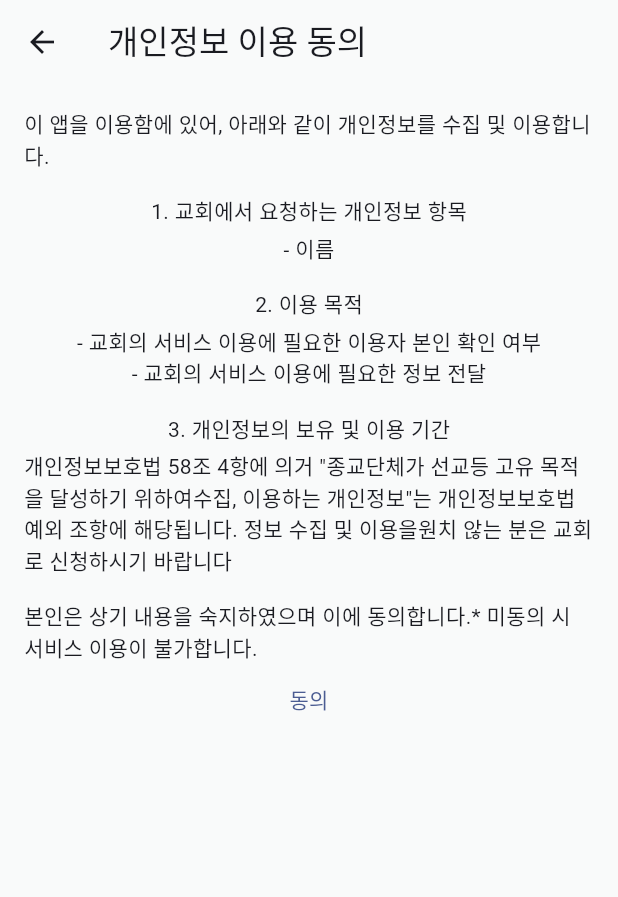
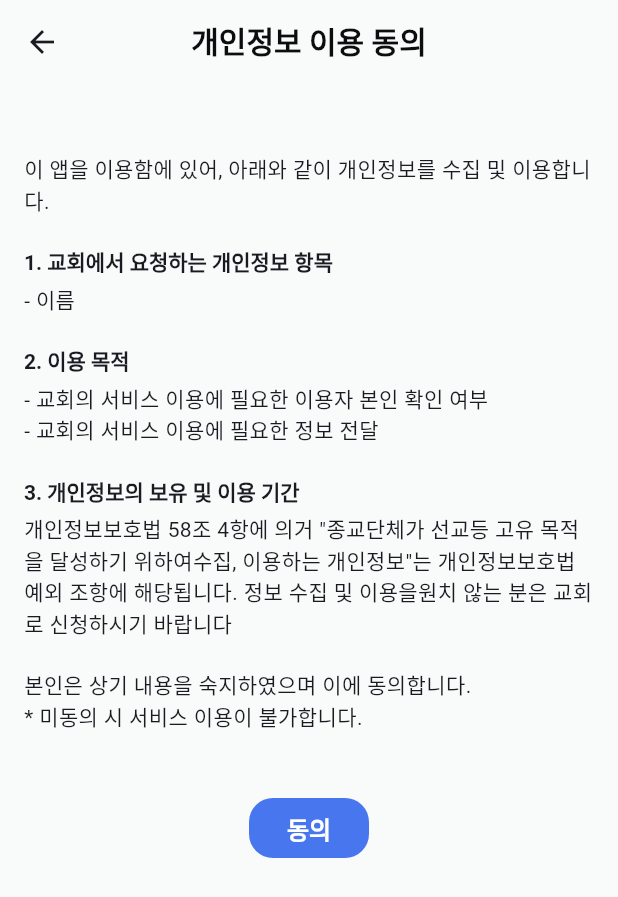
Before and after one commit to wondo8449/theone, a Flutter app: the AcceptedPage screen opened by its route, on a phone screen of 412 x 824 dp. Shown: the top 897 px of the screen. Run offline on Flutter 3.47's test engine with Material 3 defaults, Android fonts, the phone set to English and light mode, and no system bars; our stand-ins replace flutter_riverpod, flutter_secure_storage, jwt_decoder; accounts and stored records are empty; Roboto replaces fonts that are missing (Pretendard).

Commit message:
개인정보 완료, 권한 분리

```diff
--- a/lib/features/auth/data/auth_api.dart
+++ b/lib/features/auth/data/auth_api.dart
@@ -37,7 +37,7 @@ class AuthApi {
   }
 
   Future<void> accept() async {
-    final responseRaw = await apiClient.request('GET', '/user/terms', {'isAccepted': true});
+    final responseRaw = await apiClient.request('POST', '/user/terms', {'isAccepted': true});
     if(responseRaw.statusCode != 200) {
       throw Exception('동의 실패');
     }
--- a/lib/features/auth/presentation/accepted_page.dart
+++ b/lib/features/auth/presentation/accepted_page.dart
@@ -5,6 +5,8 @@ import 'package:theone/core/constants/app_spacing.dart';
 import 'package:theone/core/constants/app_typography.dart';
 import 'package:theone/features/auth/provider/auth_provider.dart';
 import 'package:theone/features/auth/data/auth_api.dart';
+
+import '../../../core/constants/app_border_radius.dart';
 
 class AcceptedPage extends ConsumerStatefulWidget {
   @override
@@ -35,39 +37,69 @@ class _AcceptedPageState extends ConsumerState<AcceptedPage> {
   @override
   Widget build(BuildContext context) {
     return Scaffold(
-      appBar: AppBar(title: Text('개인정보 이용 동의')),
+      appBar: AppBar(title: Text('개인정보 이용 동의', style: AppTypography.headline3.copyWith(color: AppColors.grayScale_950)), centerTitle: true),
       body: Padding(
         padding: AppSpacing.medium16,
         child: Column(
           mainAxisAlignment: MainAxisAlignment.start,
+          crossAxisAlignment: CrossAxisAlignment.start,
           children: [
-              Text('이 앱을 이용함에 있어, 아래와 같이 개인정보를 수집 및 이용합니다.'),
-              SizedBox(height: 16),
-              Text('1. 교회에서 요청하는 개인정보 항목'),
+            SizedBox(height: 30),
+            Text(
+              '이 앱을 이용함에 있어, 아래와 같이 개인정보를 수집 및 이용합니다.'
+            ),
+            SizedBox(height: 20),
+            Text(
+              '1. 교회에서 요청하는 개인정보 항목', style: AppTypography.headline6
+            ),
             SizedBox(height: 4),
-              Text('- 이름'),
-              SizedBox(height: 16),
-              Text('2. 이용 목적'),
+            Text(
+              '- 이름'
+            ),
+            SizedBox(height: 20),
+            Text(
+              '2. 이용 목적', style: AppTypography.headline6
+            ),
             SizedBox(height: 4),
-              Text('- 교회의 서비스 이용에 필요한 이용자 본인 확인 여부'),
-              Text('- 교회의 서비스 이용에 필요한 정보 전달'),
-              SizedBox(height: 16),
-              Text('3. 개인정보의 보유 및 이용 기간'),
+            Text(
+              '- 교회의 서비스 이용에 필요한 이용자 본인 확인 여부 \n'
+              '- 교회의 서비스 이용에 필요한 정보 전달'
+            ),
+            SizedBox(height: 20),
+            Text(
+              '3. 개인정보의 보유 및 이용 기간', style: AppTypography.headline6
+            ),
             SizedBox(height: 4),
-              Text('개인정보보호법 58조 4항에 의거 "종교단체가 선교등 고유 목적을 달성하기 위하여'
+            Text(
+              '개인정보보호법 58조 4항에 의거 "종교단체가 선교등 고유 목적을 달성하기 위하여'
               '수집, 이용하는 개인정보"는 개인정보보호법 예외 조항에 해당됩니다. 정보 수집 및 이용을'
-                  '원치 않는 분은 교회로 신청하시기 바랍니다'),
-              SizedBox(height: 16),
-              Text('본인은 상기 내용을 숙지하였으며 이에 동의합니다.'
-                  '* 미동의 시 서비스 이용이 불가합니다.'),
+              '원치 않는 분은 교회로 신청하시기 바랍니다'
+            ),
+            SizedBox(height: 20),
+            Text(
+              '본인은 상기 내용을 숙지하였으며 이에 동의합니다. \n'
+              '* 미동의 시 서비스 이용이 불가합니다.'
+            ),
+            SizedBox(height: 40),
+            Row(
+              mainAxisAlignment: MainAxisAlignment.center,
+              children: [
                 TextButton(
                   onPressed: _handleAccept,
-                  child: Text('동의')
-              )
+                  style: ButtonStyle(
+                    backgroundColor: WidgetStateProperty.all<Color>(AppColors.primary_450),
+                    minimumSize: WidgetStateProperty.all<Size>(Size(80, 40)),
+                    shape: WidgetStateProperty.all<RoundedRectangleBorder>(
+                      RoundedRectangleBorder(borderRadius: AppBorderRadius.medium16),
+                    ),
+                  ),
+                  child: Text('동의', style: AppTypography.buttonLabelMedium.copyWith(color: Colors.white)),
+                ),
               ],
-          )
+            ),
+          ],
+        ),
       ),
     );
   }
-
 }
--- a/lib/features/auth/presentation/login_page.dart
+++ b/lib/features/auth/presentation/login_page.dart
@@ -2,6 +2,9 @@ import 'package:flutter/material.dart';
 import 'package:flutter_riverpod/flutter_riverpod.dart';
 import 'package:theone/features/auth/provider/auth_provider.dart';
 import 'package:theone/features/auth/data/auth_api.dart';
+
+import '../../../core/constants/app_colors.dart';
+import '../../../core/constants/app_typography.dart';
 
 class LoginPage extends ConsumerStatefulWidget {
   @override
@@ -46,7 +49,7 @@ class _LoginPageState extends ConsumerState<LoginPage> {
   @override
   Widget build(BuildContext context) {
     return Scaffold(
-      appBar: AppBar(title: Text('로그인')),
+      appBar: AppBar(title: Text('로그인', style: AppTypography.headline3.copyWith(color: AppColors.grayScale_950)), centerTitle: true),
       body: Padding(
         padding: const EdgeInsets.all(16.0),
         child: Column(
--- a/lib/features/auth/presentation/my_page.dart
+++ b/lib/features/auth/presentation/my_page.dart
@@ -27,6 +27,10 @@ class MyPage extends ConsumerWidget {
         children: [
           Text(
             '이름 : $loginId',
+            style: const TextStyle(fontSize: 18, fontWeight: FontWeight.bold),
+          ),
+          Text(
+            '권한 : $role',
             style: const TextStyle(fontSize: 18, fontWeight: FontWeight.bold),
           ),
           Text(
--- a/lib/features/auth/provider/auth_provider.dart
+++ b/lib/features/auth/provider/auth_provider.dart
@@ -29,12 +29,13 @@ class AuthNotifier extends StateNotifier<Map<String, String?>> {
     final decodedToken = JwtDecoder.decode(token);
     final role = decodedToken['role'] ?? '';
     final loginId = decodedToken['sub'] ?? "";
-    print('login - isAccepted : ' + isAccepted.toString());
+
     state = {'token': token, 'role': role, 'loginId': loginId, 'isAccepted': isAccepted.toString()};
   }
 
   Future<void> accept() async {
     await storage.write(key: 'isAccepted', value: "true");
+    state = {...state, 'isAccepted': "true"};
   }
 
   Future<void> logout() async {
--- a/lib/features/tree/presentation/tree_page.dart
+++ b/lib/features/tree/presentation/tree_page.dart
@@ -17,6 +17,23 @@ class TreePage extends ConsumerWidget {
     final authState = ref.watch(authProvider);
     final role = authState['role'];
 
+
+    if(role == "USER") {
+      return Scaffold(
+          body: Padding(
+            padding: AppSpacing.small8,
+            child: Column(
+              crossAxisAlignment: CrossAxisAlignment.center,
+              children: [
+                Align(
+                  alignment: Alignment.center,
+                  child: Text('권한이 없습니다.')
+                )
+              ]
+            )
+          )
+      );
+    } else {
       return Scaffold(
         body: Padding(
           padding: AppSpacing.small8,
@@ -158,3 +175,4 @@ class TreePage extends ConsumerWidget {
       );
     }
   }
+}
--- a/lib/widgets/stack_page.dart
+++ b/lib/widgets/stack_page.dart
@@ -58,6 +58,7 @@ class _StackPageState extends ConsumerState<StackPage> {
           children: [
             SharingPage(),
             InvitationPage(),
+
             TreePage(),
             MyPage(),
           ],
```
Lines whose indentation alone changed are shown as unchanged.
